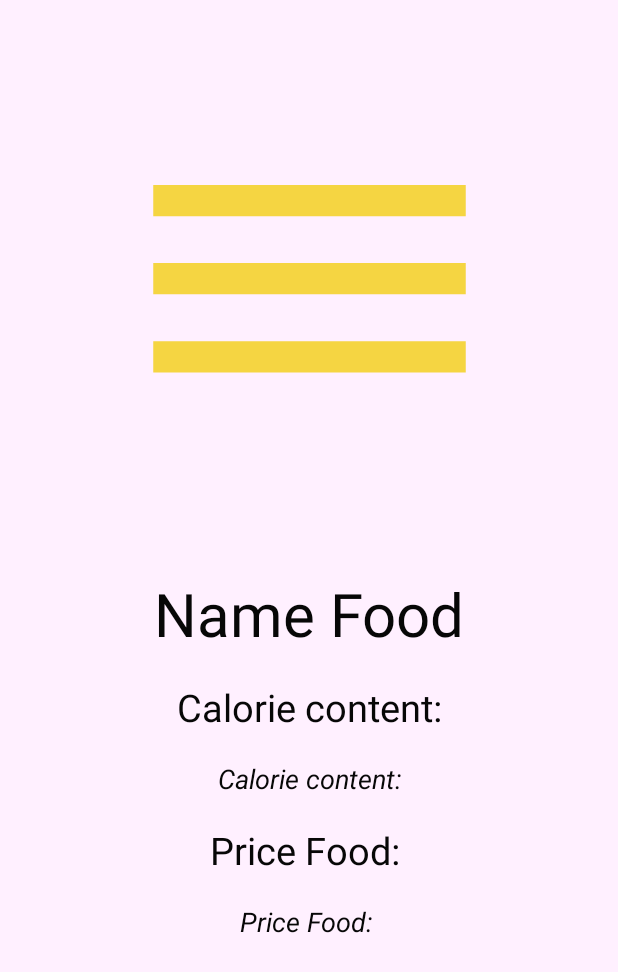
After one commit to GH-Slav/AppHome, an Android app: the layout activity_food_data.xml on its own in the app's theme, with its tools: preview values and no code run, on a phone screen of 412 x 824 dp. The commit adds this screen. Shown: the top 972 px of the screen. Run offline under Robolectric (Android 15) with nearby library versions, the phone set to English and light mode, and no system bars.

Commit message:
add dz5
Food

```diff
--- a/app/build.gradle
+++ b/app/build.gradle
@@ -47,4 +47,5 @@ dependencies {
     androidTestImplementation 'androidx.test.espresso:espresso-core:3.2.0'
 
     implementation 'com.squareup.picasso:picasso:2.71828'
+    implementation 'androidx.recyclerview:recyclerview:1.1.0'
 }
--- a/app/src/main/AndroidManifest.xml
+++ b/app/src/main/AndroidManifest.xml
@@ -2,7 +2,7 @@
 <manifest xmlns:android="http://schemas.android.com/apk/res/android"
     package="by.tms.homeapplication">
 
-    <uses-permission android:name="android.permission.INTERNET"/>
+    <uses-permission android:name="android.permission.INTERNET" />
 
     <application
         android:allowBackup="true"
@@ -11,6 +11,8 @@
         android:roundIcon="@mipmap/ic_launcher_round"
         android:supportsRtl="true"
         android:theme="@style/AppTheme">
+        <activity android:name=".FiveFood.activity.DataFood"></activity>
+        <activity android:name=".FiveFood.activity.ActivityFood" />
         <activity android:name=".MainActivity">
             <intent-filter>
                 <action android:name="android.intent.action.MAIN" />
--- a/app/src/main/java/by/tms/homeapplication/MainActivity.kt
+++ b/app/src/main/java/by/tms/homeapplication/MainActivity.kt
@@ -3,6 +3,7 @@ package by.tms.homeapplication
 import android.content.Intent
 import androidx.appcompat.app.AppCompatActivity
 import android.os.Bundle
+import by.tms.homeapplication.FiveFood.activity.ActivityFood
 import by.tms.homeapplication.FourFlower.activity.ActivityFlower
 import by.tms.homeapplication.OneMyFirstApp.ActivityOne
 import by.tms.homeapplication.Three.CoronaVirus
@@ -35,6 +36,11 @@ open class MainActivity : AppCompatActivity() {
             startActivity(intent)
         }
 
+        button5.setOnClickListener {
+            val intent = Intent(this, ActivityFood::class.java)
+            startActivity(intent)
+        }
+
 
     }
 }
--- /dev/null
+++ b/app/src/main/res/drawable/food_icon.xml
@@ -0,0 +1,5 @@
+<vector android:height="24dp" android:tint="#F5D542"
+    android:viewportHeight="24.0" android:viewportWidth="24.0"
+    android:width="24dp" xmlns:android="http://schemas.android.com/apk/res/android">
+    <path android:fillColor="#FF000000" android:pathData="M2,15.5v2h20v-2L2,15.5zM2,10.5v2h20v-2L2,10.5zM2,5.5v2h20v-2L2,5.5z"/>
+</vector>
--- /dev/null
+++ b/app/src/main/res/layout/activity_food_data.xml
@@ -0,0 +1,82 @@
+<?xml version="1.0" encoding="utf-8"?>
+<androidx.constraintlayout.widget.ConstraintLayout xmlns:android="http://schemas.android.com/apk/res/android"
+    xmlns:app="http://schemas.android.com/apk/res-auto"
+    xmlns:tools="http://schemas.android.com/tools"
+    android:layout_width="match_parent"
+    android:layout_height="match_parent"
+    android:background="@color/colorApp"
+    tools:context=".FiveFood.activity.DataFood">
+
+    <ImageView
+        android:id="@+id/imageFoodData"
+        android:layout_width="250dp"
+        android:layout_height="250dp"
+        android:layout_marginTop="66dp"
+        android:background="@drawable/food_icon"
+        app:layout_constraintEnd_toEndOf="parent"
+        app:layout_constraintStart_toStartOf="parent"
+        app:layout_constraintTop_toTopOf="parent" />
+
+    <TextView
+        android:id="@+id/nameFoodData"
+        android:layout_width="wrap_content"
+        android:layout_height="wrap_content"
+        android:layout_marginTop="66dp"
+        android:gravity="center"
+        android:text="@string/name_food"
+        android:textSize="40sp"
+        app:layout_constraintEnd_toEndOf="parent"
+        app:layout_constraintStart_toStartOf="parent"
+        app:layout_constraintTop_toBottomOf="@id/imageFoodData" />
+
+    <TextView
+        android:id="@+id/titleCalorieFoodData"
+        android:layout_width="wrap_content"
+        android:layout_height="wrap_content"
+        android:layout_marginTop="18dp"
+        android:gravity="center"
+        android:text="@string/calorie_content"
+        android:textSize="25sp"
+        app:layout_constraintEnd_toEndOf="parent"
+        app:layout_constraintStart_toStartOf="parent"
+        app:layout_constraintTop_toBottomOf="@id/nameFoodData" />
+
+    <TextView
+        android:id="@+id/calorieFoodData"
+        android:layout_width="wrap_content"
+        android:layout_height="wrap_content"
+        android:layout_marginTop="18dp"
+        android:gravity="center"
+        android:text="@string/calorie_content"
+        android:textSize="18sp"
+        android:textStyle="italic"
+        app:layout_constraintEnd_toEndOf="parent"
+        app:layout_constraintStart_toStartOf="parent"
+        app:layout_constraintTop_toBottomOf="@id/titleCalorieFoodData" />
+
+    <TextView
+        android:id="@+id/titlePriceFoodData"
+        android:layout_width="wrap_content"
+        android:layout_height="wrap_content"
+        android:layout_marginTop="18dp"
+        android:gravity="center"
+        android:text="@string/price_food"
+        android:textSize="25sp"
+        app:layout_constraintEnd_toEndOf="parent"
+        app:layout_constraintStart_toStartOf="parent"
+        app:layout_constraintTop_toBottomOf="@id/calorieFoodData" />
+
+    <TextView
+        android:id="@+id/priceFoodData"
+        android:layout_width="wrap_content"
+        android:layout_height="wrap_content"
+        android:layout_marginTop="18dp"
+        android:gravity="center"
+        android:text="@string/price_food"
+        android:textSize="18sp"
+        android:textStyle="italic"
+        app:layout_constraintEnd_toEndOf="parent"
+        app:layout_constraintStart_toStartOf="parent"
+        app:layout_constraintTop_toBottomOf="@id/titlePriceFoodData" />
+
+</androidx.constraintlayout.widget.ConstraintLayout>
--- a/app/src/main/res/values/strings.xml
+++ b/app/src/main/res/values/strings.xml
@@ -36,5 +36,9 @@
     <string name="price">Price</string>
     <string name="add">ADD</string>
     <string name="added">ADDED</string>
+    <string name="name_food">Name Food</string>
+    <string name="price_food">"Price Food: "</string>
+    <string name="home_food_delivery">Home Food Delivery</string>
+    <string name="calorie_content">Calorie content:</string>
 
 </resources>
```
Also changed, not shown: app/src/main/java/by/tms/homeapplication/FiveFood/activity/ActivityFood.kt (added, +32 -0 lines), app/src/main/java/by/tms/homeapplication/FiveFood/activity/AdapterFood.kt (added, +69 -0 lines), app/src/main/java/by/tms/homeapplication/FiveFood/activity/DataFood.kt (added, +25 -0 lines), app/src/main/java/by/tms/homeapplication/FiveFood/collections/ViewModelFood.kt (added, +35 -0 lines), app/src/main/java/by/tms/homeapplication/FiveFood/fragment/FragmentFoodData.kt (added, +32 -0 lines), app/src/main/java/by/tms/homeapplication/FiveFood/model/Food.kt (added, +8 -0 lines), app/src/main/res/drawable/shape_food.xml (added, +17 -0 lines), app/src/main/res/layout-land/activity_food.xml (added, +42 -0 lines), app/src/main/res/layout-land/activity_main.xml (added, +127 -0 lines), app/src/main/res/layout/activity_food.xml (added, +33 -0 lines), app/src/main/res/layout/activity_food_data_fragment.xml (added, +77 -0 lines), app/src/main/res/layout/item_food.xml (added, +80 -0 lines), 1 other file.
